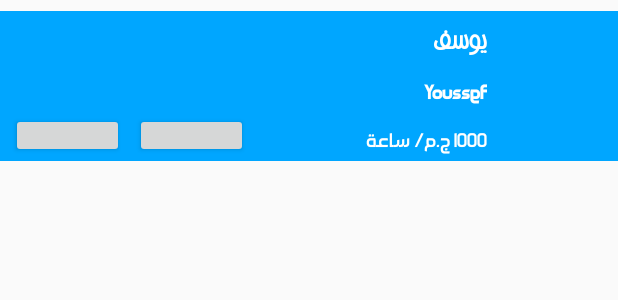
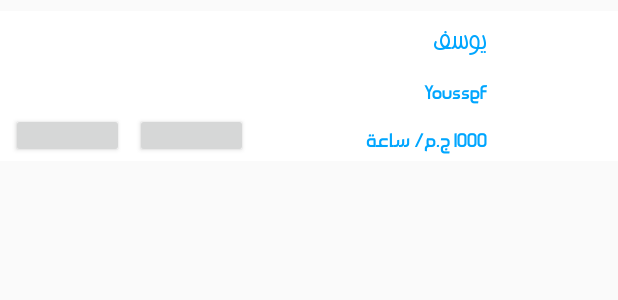
Before and after one commit to Youssefguba/RssenyApp, an Android app: the layout mentor_item_ui.xml on its own in the app's theme, with its tools: preview values and no code run, on a phone screen of 412 x 824 dp. Shown: the top 300 px of the screen. Run offline under Robolectric (Android 15) with nearby library versions, the phone set to English and light mode, and no system bars; plain views replace NoboButton.

Commit message:
Initial Commit

```diff
--- a/app/src/main/java/com/rsseny/student/Model/ChoosingItem.java
+++ b/app/src/main/java/com/rsseny/student/Model/ChoosingItem.java
@@ -16,6 +16,10 @@ public class ChoosingItem {
         return NameOfFaculty;
     }
 
+    public String getNameOfFaculty(String id){
+        return NameOfFaculty;
+    }
+
     public void setNameOfFaculty(String nameOfFaculty) {
         NameOfFaculty = nameOfFaculty;
     }
--- a/app/src/main/res/layout/description_of_metor.xml
+++ b/app/src/main/res/layout/description_of_metor.xml
@@ -10,8 +10,6 @@
     android:background="@drawable/background_of_mentor_description"
     android:orientation="vertical">
 
-
-
     <TextView
         android:id="@+id/title_of_mentor"
         android:layout_width="wrap_content"
@@ -20,6 +18,7 @@
         android:layout_gravity="end"
         android:fontFamily="@font/israrsyria"
         android:padding="10dp"
+        android:layoutDirection="rtl"
         android:textSize="15dp"
         android:text="استاذ دكتور في كلية الدراسات الاسلامية "
         android:textColor="#fff"
@@ -31,6 +30,7 @@
         android:layout_height="wrap_content"
         android:layout_gravity="end"
         android:fontFamily="@font/stcregular"
+        android:layoutDirection="rtl"
         android:padding="10dp"
         android:text="استاذ دكتور في كلية الدراسات الاسلامية الجهنمية الحلوية المهلبية الجميلية الاسلامية الجهنمية الحلوية المهلبية الجميليةالاسلامية الجهنمية الحلوية المهلبية الجميلية الاسلامية الجهنمية الحلوية المهلبية الجميلية الاسلامية الجهنمية الحلوية المهلبية الجميلية الاسلامية الجهنمية الحلوية المهلبية الجميلية الاسلامية الجهنمية الحلوية المهلبية الجميلية الاسلامية الجهنمية الحلوية المهلبية الجميلية الاسلامية الجهنمية الحلوية المهلبية الجميلية الاسلامية الجهنمية الحلوية المهلبية الجميلية"
         android:textColor="#fff"
@@ -44,6 +44,7 @@
         android:fontFamily="@font/israrsyria"
         android:padding="10dp"
         android:text="200 ج.م/ساعة "
+        android:layoutDirection="rtl"
         android:textColor="#fff"
         android:textStyle="bold" />
 
--- a/app/src/main/res/layout/mentor_item_ui.xml
+++ b/app/src/main/res/layout/mentor_item_ui.xml
@@ -5,7 +5,7 @@
     android:layout_height="100dp"
     android:layout_marginTop="7dp"
     android:layout_marginBottom="7dp"
-    android:background="@color/colorAccent"
+    android:background="#fff"
     android:layoutDirection="rtl"
     android:orientation="horizontal"
     android:weightSum="5">
@@ -39,9 +39,11 @@
             android:fontFamily="@font/hacenvanilla"
             android:gravity="right"
             android:text="يوسف"
-            android:textColor="#fff"
+            android:textColor="@color/colorAccent"
             android:textSize="17dp"
-            android:textStyle="bold" />
+
+
+            />
 
         <TextView
             android:id="@+id/descriptionOfMentor"
@@ -53,9 +55,9 @@
             android:gravity="right"
             android:layoutDirection="rtl"
             android:text="Youssef"
-            android:textColor="#fff"
+            android:textColor="@color/colorAccent"
             android:textSize="15dp"
-            android:textStyle="bold" />
+             />
 
         <LinearLayout
             android:layout_width="match_parent"
@@ -78,7 +80,7 @@
                 android:layout_weight="0.4"
                 android:fontFamily="@font/israrsyria"
                 android:text="1000 ج.م/ ساعة "
-                android:textColor="#fff"
+                android:textColor="@color/colorAccent"
                 android:textSize="15dp"/>
 
         </LinearLayout>
@@ -102,9 +104,9 @@
                 app:nb_textStyle="bold"
                 app:nb_borderWidth="2dp"
                 app:nb_borderColor="#fff"
-                app:nb_backgroundColor="#fff"
+                app:nb_backgroundColor="@color/colorAccent"
                 app:nb_focusColor="#2A5F81"
-                app:nb_textColor="#2481B4"
+                app:nb_textColor="#fff"
                 app:nb_radius="12dp"
                 />
 
@@ -122,9 +124,9 @@
                     app:nb_textStyle="bold"
                     app:nb_borderWidth="2dp"
                     app:nb_borderColor="#fff"
-                    app:nb_backgroundColor="#fff"
+                    app:nb_backgroundColor="@color/colorAccent"
                     app:nb_focusColor="#2A5F81"
-                    app:nb_textColor="#2481B4"
+                    app:nb_textColor="#fff"
                     app:nb_radius="17dp" />
 
 
```
Also changed, not shown: app/src/main/java/com/rsseny/student/UI/FacultiesActivity.java (+6 -9 lines), app/src/main/java/com/rsseny/student/UI/MainActivity.java (+15 -17 lines).
